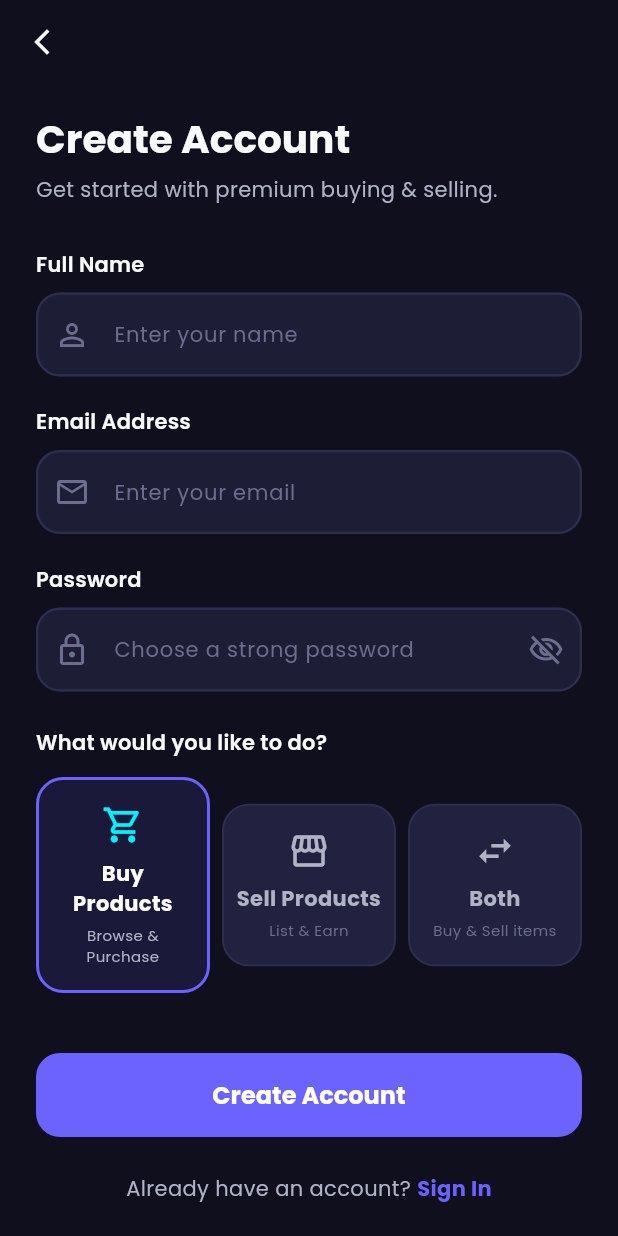
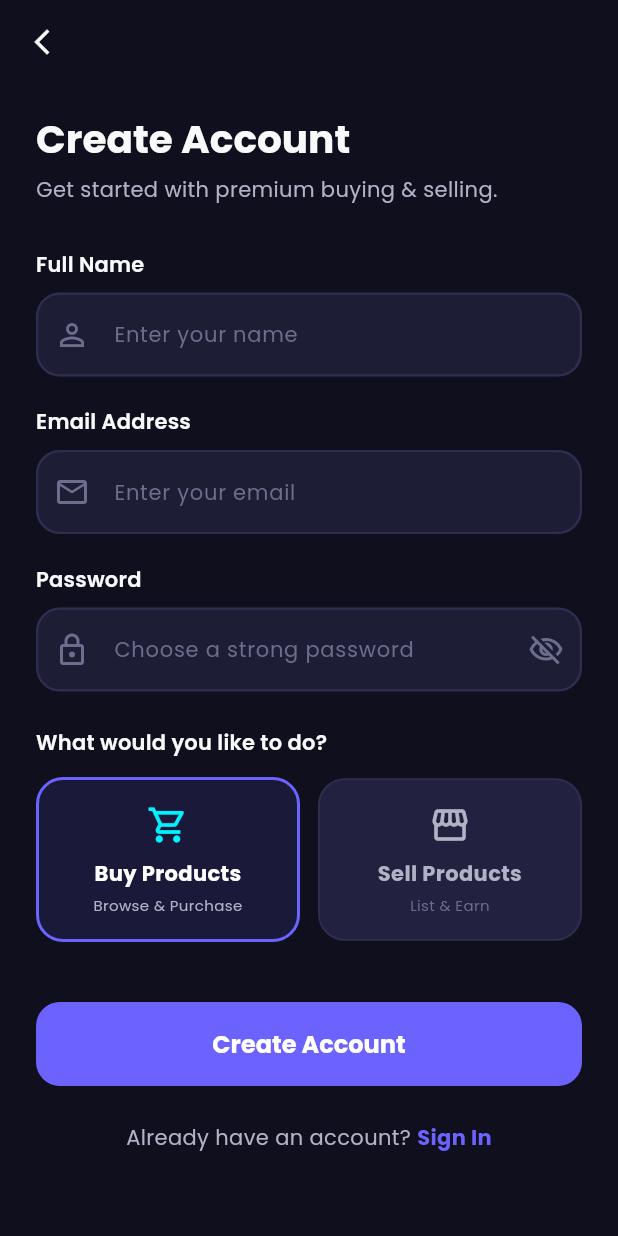
Before and after one commit to sheharyar-786/CodeAlpha_E-Commerce, a Flutter app: the screen it shows after launch, after a tap on "Create Account", on a phone screen of 412 x 824 dp. Run offline on Flutter 3.47's test engine with Material 3 defaults, Android fonts, the phone set to English and light mode, and no system bars; our stand-ins replace cloud_firestore, equatable, firebase_auth, firebase_core, flutter_bloc, flutter_secure_storage and 2 more; missing offline and left inert: flutter_stripe; accounts and stored records are empty; network calls fail.

Commit message:
fix: implement role-based dashboard redirection, remove 'both' signup choice, fix category dropdown colors, and add firestore database seeding

```diff
--- a/frontend/lib/features/auth/presentation/pages/signup_page.dart
+++ b/frontend/lib/features/auth/presentation/pages/signup_page.dart
@@ -114,7 +114,11 @@ class _SignupPageState extends State<SignupPage> {
                 backgroundColor: AppColors.success,
               ),
             );
-            Navigator.pushNamedAndRemoveUntil(context, AppRoutes.home, (route) => false);
+            if (state.user.role == UserRole.seller) {
+              Navigator.pushNamedAndRemoveUntil(context, AppRoutes.sellerDashboard, (route) => false);
+            } else {
+              Navigator.pushNamedAndRemoveUntil(context, AppRoutes.home, (route) => false);
+            }
           } else if (state is AuthFailure) {
             ScaffoldMessenger.of(context).showSnackBar(
               SnackBar(
@@ -254,10 +258,8 @@ class _SignupPageState extends State<SignupPage> {
                   Row(
                     children: [
                       _buildRoleCard('Buy Products', 'Browse & Purchase', Icons.shopping_cart_outlined, UserRole.buyer),
-                      const SizedBox(width: 8),
+                      const SizedBox(width: 12),
                       _buildRoleCard('Sell Products', 'List & Earn', Icons.storefront_outlined, UserRole.seller),
-                      const SizedBox(width: 8),
-                      _buildRoleCard('Both', 'Buy & Sell items', Icons.swap_horiz_outlined, UserRole.both),
                     ],
                   ),
                   const SizedBox(height: 40),
--- a/frontend/lib/features/auth/presentation/pages/splash_page.dart
+++ b/frontend/lib/features/auth/presentation/pages/splash_page.dart
@@ -2,6 +2,7 @@ import 'package:flutter/material.dart';
 import 'package:flutter_bloc/flutter_bloc.dart';
 import '../../../../app/theme.dart';
 import '../../../../app/routes.dart';
+import '../../data/models/user_model.dart';
 import '../bloc/auth_bloc.dart';
 import '../bloc/auth_state.dart';
 
@@ -19,7 +20,11 @@ class _SplashPageState extends State<SplashPage> {
     WidgetsBinding.instance.addPostFrameCallback((_) {
       final state = context.read<AuthBloc>().state;
       if (state is Authenticated) {
-        Navigator.pushReplacementNamed(context, AppRoutes.home);
+        if (state.user.role == UserRole.seller) {
+          Navigator.pushReplacementNamed(context, AppRoutes.sellerDashboard);
+        } else {
+          Navigator.pushReplacementNamed(context, AppRoutes.home);
+        }
       } else if (state is Unauthenticated || state is AuthFailure) {
         Navigator.pushReplacementNamed(context, AppRoutes.welcome);
       }
@@ -31,7 +36,11 @@ class _SplashPageState extends State<SplashPage> {
     return BlocListener<AuthBloc, AuthState>(
       listener: (context, state) {
         if (state is Authenticated) {
-          Navigator.pushReplacementNamed(context, AppRoutes.home);
+          if (state.user.role == UserRole.seller) {
+            Navigator.pushReplacementNamed(context, AppRoutes.sellerDashboard);
+          } else {
+            Navigator.pushReplacementNamed(context, AppRoutes.home);
+          }
         } else if (state is Unauthenticated || state is AuthFailure) {
           Navigator.pushReplacementNamed(context, AppRoutes.welcome);
         }
--- a/frontend/lib/features/product/presentation/bloc/product_bloc.dart
+++ b/frontend/lib/features/product/presentation/bloc/product_bloc.dart
@@ -21,6 +21,9 @@ class ProductBloc extends Bloc<ProductEvent, ProductState> {
   ) async {
     emit(ProductLoading());
     try {
+      // Auto-seed Firestore database if empty
+      await _productRepository.seedProductsIfEmpty();
+
       final products = await _productRepository.fetchProducts(category: event.category);
       emit(ProductsLoaded(products: products));
     } catch (e) {
```
Also changed, not shown: frontend/lib/features/auth/presentation/pages/login_page.dart (+6 -1 lines), frontend/lib/features/product/data/repositories/product_repository.dart (+16 -0 lines), frontend/lib/features/seller/presentation/pages/add_product_page.dart (+29 -4 lines), frontend/lib/features/seller/presentation/pages/seller_dashboard_page.dart (+15 -5 lines).
